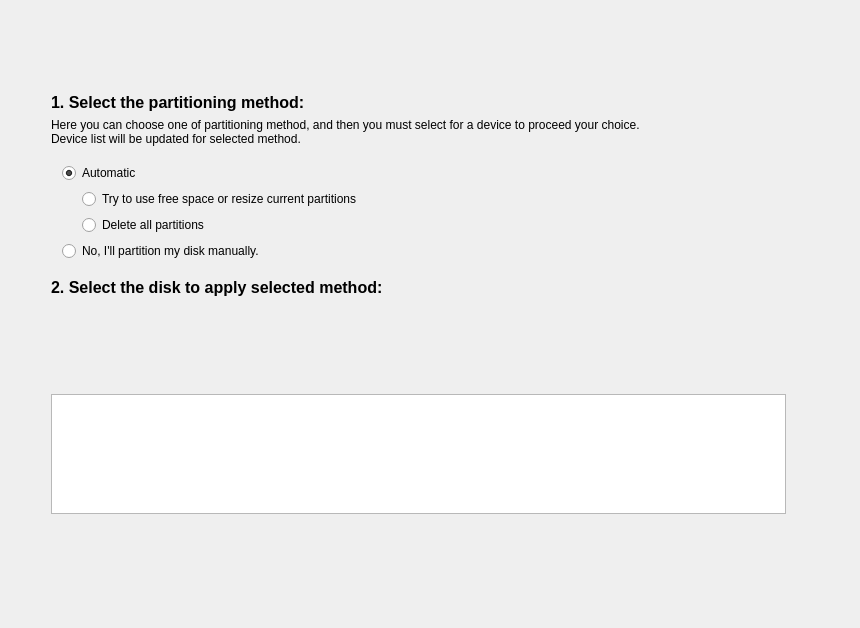
Before: the Qt Designer form yali4/gui/Ui/autopartwidget.ui in dadas45li/yali, drawn with Qt 5.
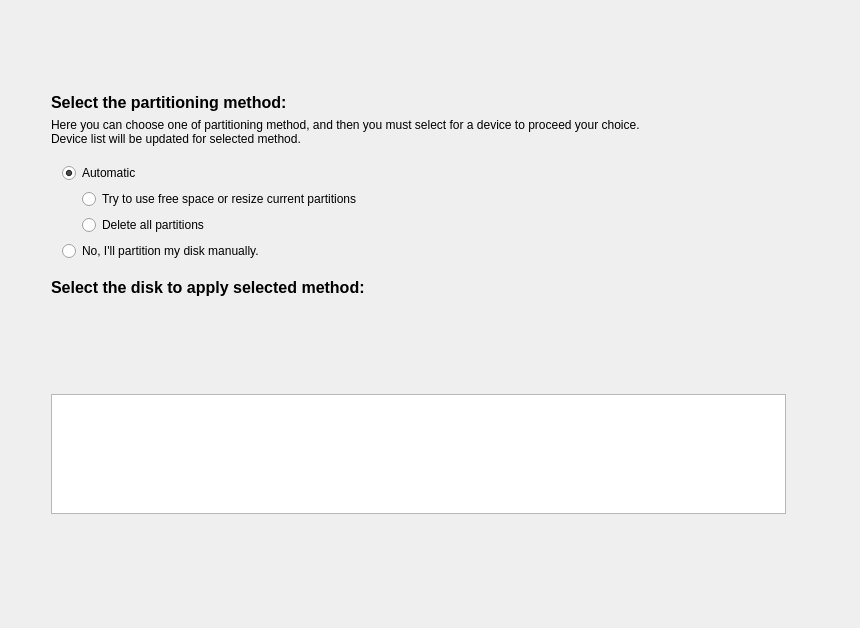
After: the same form once the commit is applied.

Commit message: * Fixed enabling auto-resize radio button issue when it is impossible to resize.

What changed in the file:
```diff
--- a/yali4/gui/Ui/autopartwidget.ui
+++ b/yali4/gui/Ui/autopartwidget.ui
@@ -47,10 +47,11 @@
      <item>
       <widget class="QLabel" name="textLabel1" >
        <property name="text" >
-        <string>&lt;html>&lt;head>&lt;meta name="qrichtext" content="1" />&lt;style type="text/css">
+        <string>&lt;!DOCTYPE HTML PUBLIC "-//W3C//DTD HTML 4.0//EN" "http://www.w3.org/TR/REC-html40/strict.dtd">
+&lt;html>&lt;head>&lt;meta name="qrichtext" content="1" />&lt;style type="text/css">
 p, li { white-space: pre-wrap; }
-&lt;/style>&lt;/head>&lt;body style=" font-family:'Droid Sans'; font-size:8pt; font-weight:400; font-style:normal;">
-&lt;p style=" margin-top:0px; margin-bottom:0px; margin-left:0px; margin-right:0px; -qt-block-indent:0; text-indent:0px;">&lt;span style=" font-size:12pt; font-weight:600;">1. Select the partitioning method:&lt;/span>&lt;/p>&lt;/body>&lt;/html></string>
+&lt;/style>&lt;/head>&lt;body style=" font-family:'Droid Sans'; font-size:10pt; font-weight:400; font-style:normal;">
+&lt;p style=" margin-top:0px; margin-bottom:0px; margin-left:0px; margin-right:0px; -qt-block-indent:0; text-indent:0px; font-size:8pt;">&lt;span style=" font-size:12pt; font-weight:600;">Select the partitioning method:&lt;/span>&lt;/p>&lt;/body>&lt;/html></string>
        </property>
        <property name="alignment" >
         <set>Qt::AlignTop</set>
@@ -186,10 +187,11 @@
        <item>
         <widget class="QLabel" name="textLabel1_2" >
          <property name="text" >
-          <string>&lt;html>&lt;head>&lt;meta name="qrichtext" content="1" />&lt;style type="text/css">
+          <string>&lt;!DOCTYPE HTML PUBLIC "-//W3C//DTD HTML 4.0//EN" "http://www.w3.org/TR/REC-html40/strict.dtd">
+&lt;html>&lt;head>&lt;meta name="qrichtext" content="1" />&lt;style type="text/css">
 p, li { white-space: pre-wrap; }
-&lt;/style>&lt;/head>&lt;body style=" font-family:'Droid Sans'; font-size:8pt; font-weight:400; font-style:normal;">
-&lt;p style=" margin-top:0px; margin-bottom:0px; margin-left:0px; margin-right:0px; -qt-block-indent:0; text-indent:0px;">&lt;span style=" font-size:12pt; font-weight:600;">2. Select the disk to apply selected method:&lt;/span>&lt;/p>&lt;/body>&lt;/html></string>
+&lt;/style>&lt;/head>&lt;body style=" font-family:'Droid Sans'; font-size:10pt; font-weight:400; font-style:normal;">
+&lt;p style=" margin-top:0px; margin-bottom:0px; margin-left:0px; margin-right:0px; -qt-block-indent:0; text-indent:0px; font-size:8pt;">&lt;span style=" font-size:12pt; font-weight:600;">Select the disk to apply selected method:&lt;/span>&lt;/p>&lt;/body>&lt;/html></string>
          </property>
          <property name="alignment" >
           <set>Qt::AlignTop</set>
```
Left out of the diff: 8 changed lines with no effect on the pictures. The commit also changes 2 other files.
